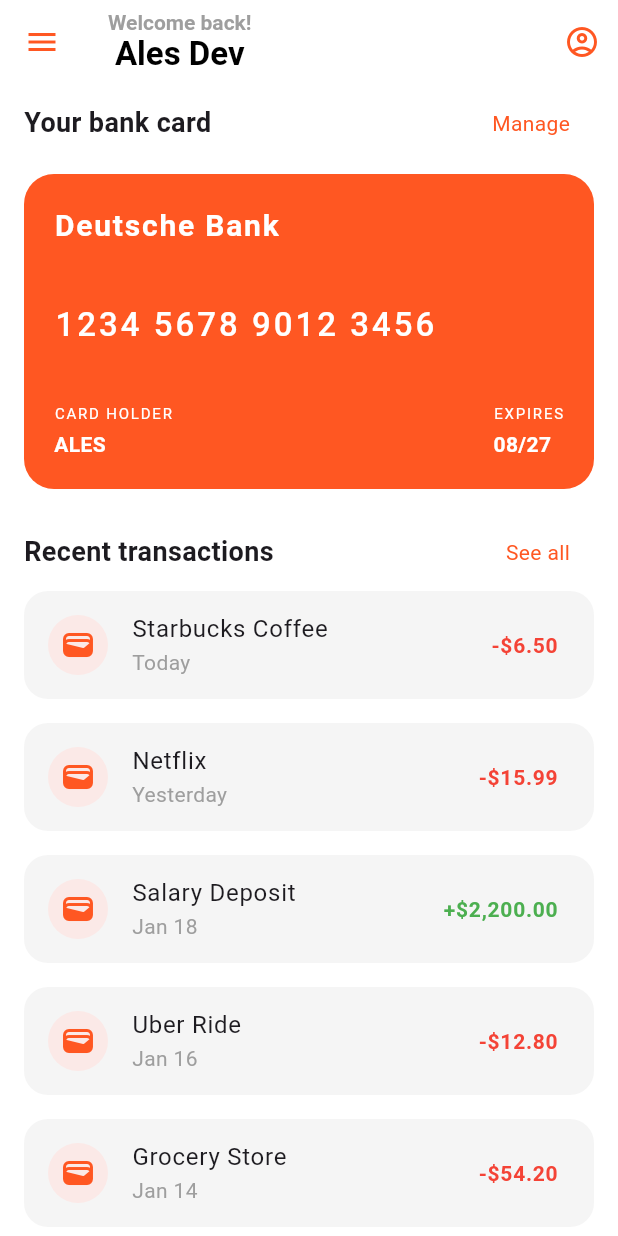
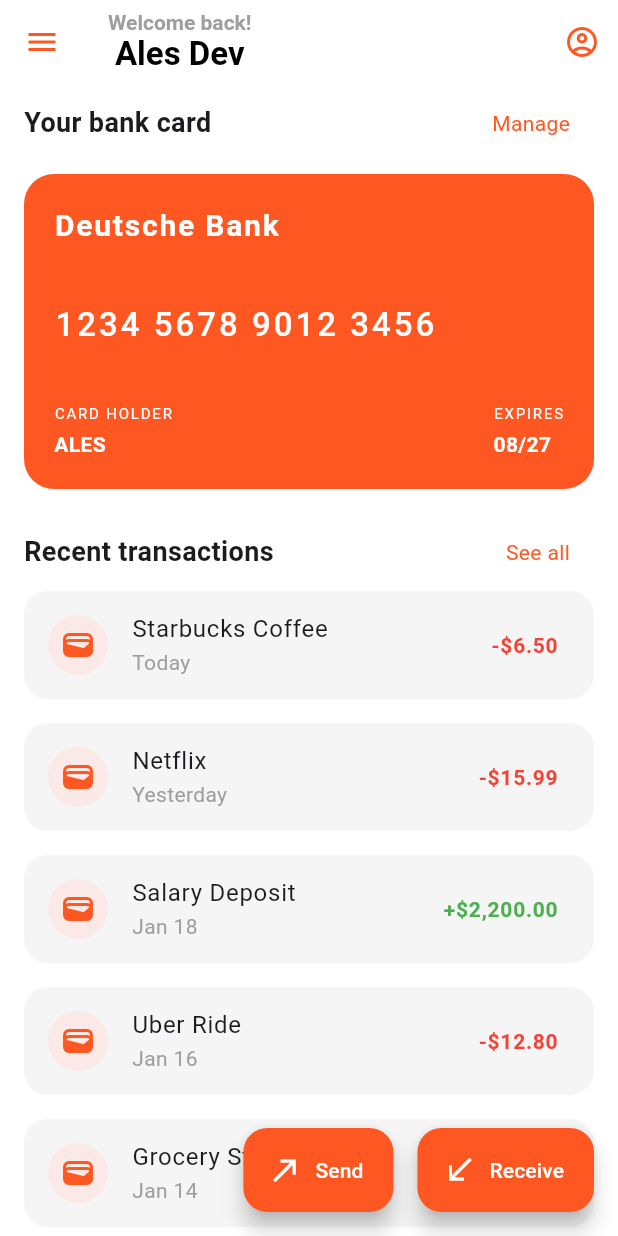
Before and after one commit to ales-dev-studio/flutter_ui_challenges, a Flutter app: the ShowCaseDemoScreen screen opened directly, on a phone screen of 412 x 824 dp. Run offline on Flutter 3.47's test engine with Material 3 defaults, Android fonts, the phone set to English and light mode, and no system bars; our stand-ins replace animate_do, carousel_slider, fl_chart, flutter_svg, google_fonts, salomon_bottom_bar; Roboto replaces fonts that are missing (Almarai).

Commit message:
Add send and receive actions

```diff
--- a/lib/screens/show_case_demo_screen.dart
+++ b/lib/screens/show_case_demo_screen.dart
@@ -62,6 +62,24 @@ class ShowCaseDemoScreen extends StatelessWidget {
             ],
           ),
         ),
+      ),
+      floatingActionButton: Row(
+        mainAxisAlignment: MainAxisAlignment.end,
+        spacing: Dimens.largePadding,
+        children: [
+          FloatingActionButton.extended(
+            onPressed: () {},
+            label: Text('Send', style: TextStyle(color: Colors.white)),
+            icon: Icon(Icons.call_made, color: Colors.white),
+            backgroundColor: Colors.deepOrange,
+          ),
+          FloatingActionButton.extended(
+            onPressed: () {},
+            label: Text('Receive', style: TextStyle(color: Colors.white)),
+            icon: Icon(Icons.call_received, color: Colors.white),
+            backgroundColor: Colors.deepOrange,
+          ),
+        ],
       ),
     );
   }
```
